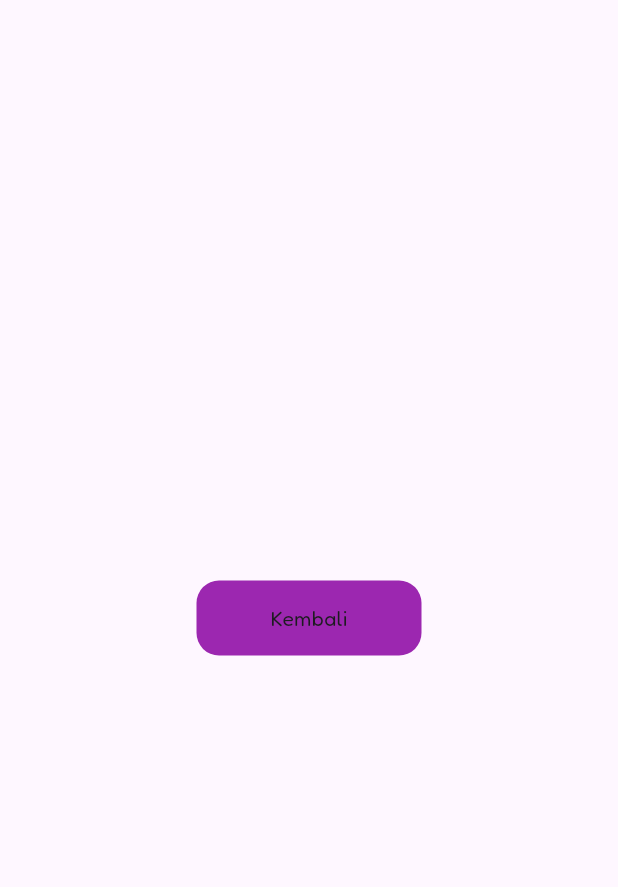
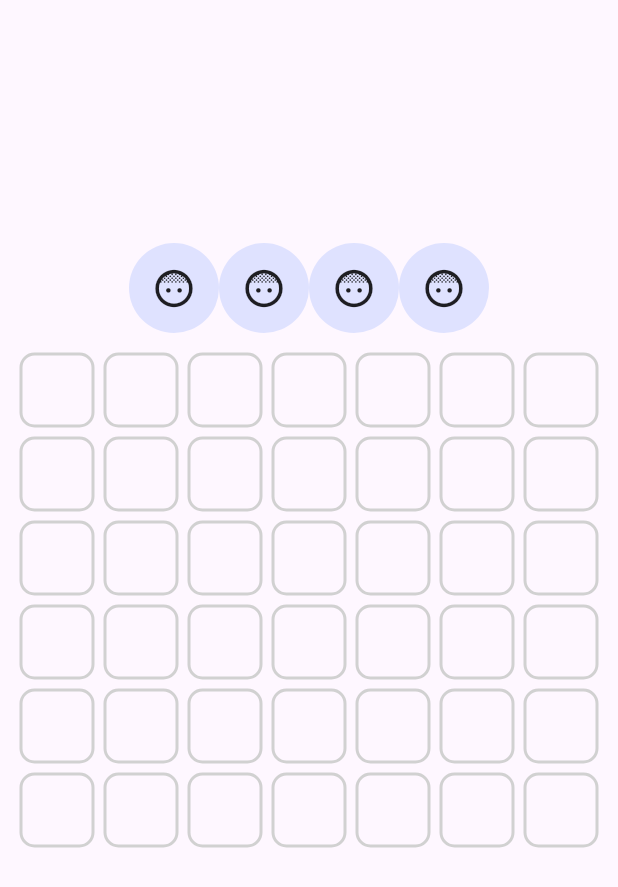
Before and after one commit to HowdyHowe/flutter_wordle, a Flutter app: the GamePage screen opened by its route, on a phone screen of 412 x 824 dp. Shown: the top 887 px of the screen. Run offline on Flutter 3.47's test engine with Material 3 defaults, Android fonts, the phone set to English and light mode, and no system bars.

Commit message:
Adding button to change the box count.

```diff
--- a/lib/pages/game-page.dart
+++ b/lib/pages/game-page.dart
@@ -1,4 +1,5 @@
 import 'package:flutter/material.dart';
+import 'package:flutter_wordle_project/widgets/button.dart';
 
 class GamePage extends StatefulWidget {
   const GamePage({super.key});
@@ -9,19 +10,100 @@ class GamePage extends StatefulWidget {
 
 class _GamePageState extends State<GamePage> {
   @override
+  void initState() {
+    super.initState();
+  }
+
+  int boxCount = 42;
+
+  void changeBox(int box) {
+    setState(() {
+      boxCount = box;
+    });
+  }
+
+  @override
   Widget build(BuildContext context) {
     return Scaffold(
-      body: Center(
-        child: GestureDetector(
-          onTap: () => Navigator.pop(context),
-          child: Container(
-            width: 150,
-            height: 50,
-            decoration: BoxDecoration(
-                color: Colors.purple, borderRadius: BorderRadius.circular(15)),
-            child: Center(child: Text("Kembali")),
+      body: Column(
+        mainAxisAlignment: MainAxisAlignment.center,
+        crossAxisAlignment: CrossAxisAlignment.center,
+        children: [
+          Center(
+            child: Row(
+              mainAxisAlignment: MainAxisAlignment.center,
+              crossAxisAlignment: CrossAxisAlignment.center,
+              children: [
+                Button(
+                    icon: Icons.face_5_rounded,
+                    width: 60,
+                    height: 60,
+                    iconSize: 30,
+                    round: true,
+                    onPressed: () => changeBox(24)),
+                Button(
+                    icon: Icons.face_5_rounded,
+                    width: 60,
+                    height: 60,
+                    iconSize: 30,
+                    round: true,
+                    onPressed: () => changeBox(30)),
+                Button(
+                    icon: Icons.face_5_rounded,
+                    width: 60,
+                    height: 60,
+                    iconSize: 30,
+                    round: true,
+                    onPressed: () => changeBox(36)),
+                Button(
+                    icon: Icons.face_5_rounded,
+                    width: 60,
+                    height: 60,
+                    iconSize: 30,
+                    round: true,
+                    onPressed: () => changeBox(42)),
+              ],
+            ),
           ),
-        ),
+          Center(
+            child: Container(
+              width: boxCount * 10,
+              height: boxCount * 10,
+              margin: EdgeInsets.all(10),
+              child: GridView.builder(
+                  padding: EdgeInsets.all(0),
+                  shrinkWrap: true,
+                  physics: NeverScrollableScrollPhysics(),
+                  gridDelegate: SliverGridDelegateWithMaxCrossAxisExtent(
+                    maxCrossAxisExtent: 60,
+                    childAspectRatio: 1,
+                  ),
+                  itemCount: boxCount,
+                  itemBuilder: (BuildContext context, int index) {
+                    return Container(
+                      margin: EdgeInsets.all(3),
+                      decoration: BoxDecoration(
+                          border:
+                              Border.all(width: 2, color: Color(0xFFd1d1d1)),
+                          borderRadius: BorderRadius.circular(10)),
+                    );
+                  }),
+            ),
+          ),
+          // Center(
+          //   child: GestureDetector(
+          //     onTap: () => Navigator.pop(context),
+          //     child: Container(
+          //       width: 150,
+          //       height: 50,
+          //       decoration: BoxDecoration(
+          //           color: Colors.purple,
+          //           borderRadius: BorderRadius.circular(15)),
+          //       child: Center(child: Text("Kembali")),
+          //     ),
+          //   ),
+          // ),
+        ],
       ),
     );
   }
```
